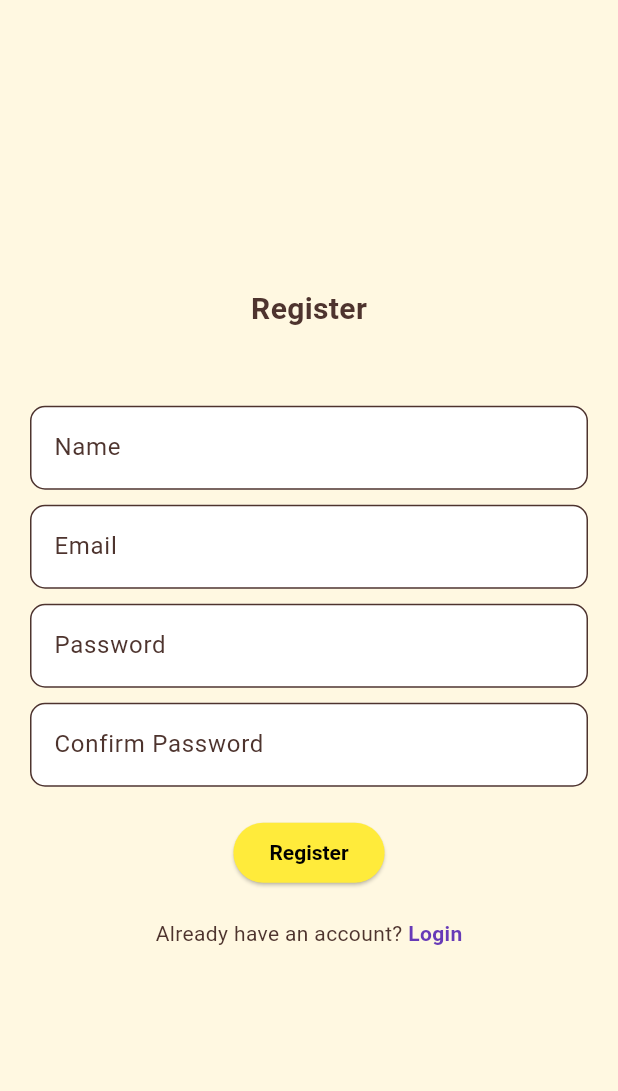
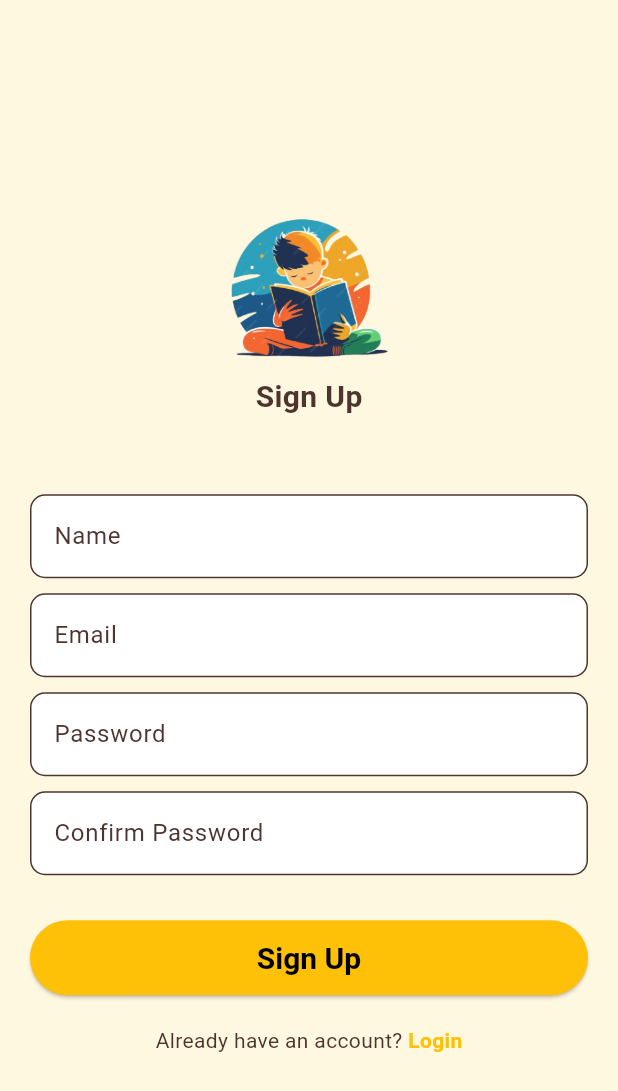
Before and after one commit to JayGandhi1709/Book-Heaven-App, a Flutter app: the screen it shows after launch, after a tap on "Sign Up", on a phone screen of 412 x 824 dp. Shown: the top 1091 px of the screen. Run offline on Flutter 3.47's test engine with Material 3 defaults, Android fonts, the phone set to English and light mode, and no system bars; our stand-ins replace cached_network_image, carousel_slider, dotted_border, file_picker, flutter_svg, get and 3 more; missing offline and left inert: flutter_stripe, flutter_windowmanager, syncfusion_flutter_pdfviewer; network calls fail.

```diff
--- a/lib/screens/admin/dashboard/dashboard_provider.dart
+++ b/lib/screens/admin/dashboard/dashboard_provider.dart
@@ -9,7 +9,7 @@ class DashboardProvider extends GetxController {
 
   void count() async {
     try {
-      final response = await service.get(
+      final response = await service.getMethod(
         endpointUrl: '$subUrl/counts',
       );
       if (response.isOk) {
--- a/lib/screens/admin/dashboard/sells.dart
+++ b/lib/screens/admin/dashboard/sales_screen.dart
@@ -18,7 +18,9 @@ class SalesChart extends StatelessWidget {
         .toList();
 
     return Scaffold(
-      appBar: AppBar(title: const Text('Sales Chart')),
+      appBar: AppBar(
+        title: const Text('Sales Chart'),
+      ),
       body: Column(
         children: [
           const SizedBox(height: 20),
--- a/lib/screens/auth/log_in_screen.dart
+++ b/lib/screens/auth/log_in_screen.dart
@@ -55,6 +55,11 @@ class _LoginScreenState extends State<LoginScreen> {
             child: Column(
               mainAxisAlignment: MainAxisAlignment.center,
               children: [
+                SizedBox(
+                  height: 100,
+                  child: Image.asset("assets/splashlogo.png"),
+                ),
+                const SizedBox(height: 10),
                 const Text(
                   'Book Heaven',
                   style: TextStyle(fontSize: 20, fontWeight: FontWeight.bold),
@@ -77,12 +82,11 @@ class _LoginScreenState extends State<LoginScreen> {
                         onPressed: handleLogin,
                         style: ElevatedButton.styleFrom(
                           minimumSize: const Size(double.infinity, 50),
-                          backgroundColor: Colors.deepPurple,
+                          backgroundColor: context.theme.colorScheme.primary,
                         ),
                         child: const Text(
                           'Log in',
                           style: TextStyle(
-                            color: Colors.white,
                             fontSize: 20,
                           ),
                         ),
@@ -97,10 +101,10 @@ class _LoginScreenState extends State<LoginScreen> {
                       onTap: () {
                         Get.to(() => const SignUpScreen());
                       },
-                      child: const Text(
+                      child: Text(
                         "Sign Up",
                         style: TextStyle(
-                          color: Colors.deepPurple,
+                          color: context.theme.colorScheme.primary,
                           fontWeight: FontWeight.bold,
                         ),
                       ),
--- a/lib/screens/auth/provider/user_controller.dart
+++ b/lib/screens/auth/provider/user_controller.dart
@@ -56,7 +56,7 @@ class UserController extends GetxController {
         "email": email.toLowerCase(),
         "password": password,
       };
-      final response = await service.post(
+      final response = await service.postMethod(
         endpointUrl: '$subUrl/login',
         itemData: loginData,
       );
@@ -120,7 +120,7 @@ class UserController extends GetxController {
         "password": password,
       };
 
-      final response = await service.post(
+      final response = await service.postMethod(
         endpointUrl: '$subUrl/register',
         itemData: user,
       );
@@ -163,7 +163,7 @@ class UserController extends GetxController {
     try {
       prefs = await SharedPreferences.getInstance();
       token = prefs?.getString(USER_TOKEN) ?? "";
-      final response = await service.get(
+      final response = await service.getMethod(
         endpointUrl: '$subUrl/tokenIsValid',
       );
       if (response.isOk) {
--- a/lib/screens/auth/sign_up_screen.dart
+++ b/lib/screens/auth/sign_up_screen.dart
@@ -13,16 +13,12 @@ class SignUpScreen extends StatefulWidget {
 
 class _SignUpScreenState extends State<SignUpScreen> {
   final TextEditingController _namecontroller = TextEditingController(text: "");
-  // TextEditingController(text: "Jay Gandhi");
   final TextEditingController _emailcontroller =
       TextEditingController(text: "");
-  // TextEditingController(text: "gandhijay126@gmail.com");
   final TextEditingController _passwordcontroller =
       TextEditingController(text: "");
-  // TextEditingController(text: "12345678");
   final TextEditingController _confirmPasswordcontroller =
       TextEditingController(text: "");
-  // TextEditingController(text: "12345678");
   final GlobalKey<FormState> _formKey = GlobalKey<FormState>();
 
   bool _isLoading = false;
@@ -39,6 +35,14 @@ class _SignUpScreenState extends State<SignUpScreen> {
   Widget build(BuildContext context) {
     return Scaffold(
       body: SafeArea(
+        child: LayoutBuilder(
+          builder: (context, constraints) {
+            return SingleChildScrollView(
+              child: ConstrainedBox(
+                constraints: BoxConstraints(
+                  minHeight: constraints.maxHeight,
+                ),
+                child: IntrinsicHeight(
                   child: Padding(
                     padding: const EdgeInsets.symmetric(horizontal: 20),
                     child: Form(
@@ -46,9 +50,16 @@ class _SignUpScreenState extends State<SignUpScreen> {
                       child: Column(
                         mainAxisAlignment: MainAxisAlignment.center,
                         children: [
+                          const SizedBox(height: 40),
+                          SizedBox(
+                            height: 100,
+                            child: Image.asset("assets/splashlogo.png"),
+                          ),
+                          const SizedBox(height: 10),
                           const Text(
-                  'Register',
-                  style: TextStyle(fontSize: 20, fontWeight: FontWeight.bold),
+                            'Sign Up',
+                            style: TextStyle(
+                                fontSize: 20, fontWeight: FontWeight.bold),
                           ),
                           const SizedBox(height: 50),
                           CustomTextField(
@@ -72,10 +83,16 @@ class _SignUpScreenState extends State<SignUpScreen> {
                             controller: _confirmPasswordcontroller,
                             obscureText: true,
                           ),
-                const SizedBox(height: 20),
+                          const SizedBox(height: 30),
                           _isLoading
                               ? const CircularProgressIndicator.adaptive()
                               : ElevatedButton(
+                                  style: ElevatedButton.styleFrom(
+                                    minimumSize:
+                                        const Size(double.infinity, 50),
+                                    backgroundColor:
+                                        context.theme.colorScheme.primary,
+                                  ),
                                   onPressed: () {
                                     setState(() {
                                       _isLoading = true;
@@ -83,26 +100,35 @@ class _SignUpScreenState extends State<SignUpScreen> {
                                     if (_formKey.currentState!.validate()) {
                                       if (_passwordcontroller.text !=
                                           _confirmPasswordcontroller.text) {
-                              showSnackBar(
-                                  "Passwords do not match!", MsgType.error);
+                                        showSnackBar("Passwords do not match!",
+                                            MsgType.error);
+                                        setState(() {
+                                          _isLoading = false;
+                                        });
                                         return;
                                       }
                                       context.userController.register(
                                         name: _namecontroller.text,
                                         email: _emailcontroller.text.trim(),
-                              password: _passwordcontroller.text.trim(),
+                                        password:
+                                            _passwordcontroller.text.trim(),
                                       );
                                     }
-                          Future.delayed(const Duration(seconds: 2), () {
+                                    Future.delayed(const Duration(seconds: 2),
+                                        () {
                                       setState(() {
                                         _isLoading = false;
                                       });
                                       Get.back();
                                     });
                                   },
-                        child: const Text('Register'),
+                                  child: const Text(
+                                    'Sign Up',
+                                    style: TextStyle(
+                                      fontSize: 20,
                                     ),
-                // dont haven't account by not using Row
+                                  ),
+                                ),
                           const SizedBox(height: 20),
                           Row(
                             mainAxisAlignment: MainAxisAlignment.center,
@@ -112,52 +138,27 @@ class _SignUpScreenState extends State<SignUpScreen> {
                                 onTap: () {
                                   Get.back();
                                 },
-                      child: const Text(
+                                child: Text(
                                   "Login",
                                   style: TextStyle(
-                          color: Colors.deepPurple,
+                                    color: context.theme.colorScheme.primary,
                                     fontWeight: FontWeight.bold,
                                   ),
                                 ),
                               ),
                             ],
                           ),
+                          const SizedBox(height: 20),
                         ],
                       ),
                     ),
                   ),
                 ),
+              ),
+            );
+          },
+        ),
+      ),
     );
   }
 }
-
-// class CustomTextField extends StatelessWidget {
-//   const CustomTextField({
-//     super.key,
-//     required this.labelText,
-//     required this.controller,
-//     this.obscureText = false,
-//   });
-
-//   final String labelText;
-//   final TextEditingController controller;
-//   final bool obscureText;
-
-//   @override
-//   Widget build(BuildContext context) {
-//     return TextFormField(
-//       controller: controller,
-//       obscureText: obscureText,
-//       decoration: InputDecoration(
-//         labelText: labelText,
-//         hintText: 'Enter your $labelText',
-//       ),
-//       validator: (value) {
-//         if (value == null || value.isEmpty) {
-//           return 'Please enter your $labelText';
-//         }
-//         return null;
-//       },
-//     );
-//   }
-// }
--- a/lib/screens/user/profile/profile_screen.dart
+++ b/lib/screens/user/profile/profile_screen.dart
@@ -56,7 +56,7 @@ class _ProfileScreenState extends State<ProfileScreen> {
               // context.themeController.toggleTheme();
               setState(() {});
             },
-            icon: Icon(Get.isDarkMode ? Icons.light_mode : Icons.dark_mode),
+            icon: Icon(Get.isDarkMode ? Icons.dark_mode : Icons.light_mode),
           ),
           // ElevatedButton(
           //   onPressed: () {
--- a/lib/services/http_services.dart
+++ b/lib/services/http_services.dart
@@ -1,15 +1,20 @@
 import 'dart:convert';
 import 'dart:developer';
+import 'dart:io';
 import 'package:get/get_connect.dart';
 import 'package:get/get.dart';
 import 'package:shared_preferences/shared_preferences.dart';
 
 import '../utility/constants.dart';
 
-class HttpService {
+class HttpService extends GetConnect {
   final String baseUrl = MAIN_URL;
 
-  Future<Response> get({required String endpointUrl}) async {
+  HttpService() {
+    httpClient.timeout = const Duration(seconds: 30);
+  }
+
+  Future<Response> getMethod({required String endpointUrl}) async {
     try {
       log("$baseUrl/$endpointUrl");
       final prefs = await SharedPreferences.getInstance();
@@ -23,7 +28,7 @@ class HttpService {
     }
   }
 
-  Future<Response> getById(
+  Future<Response> getByIdMethod(
       {required String endpointUrl, required dynamic itemData}) async {
     try {
       log("$baseUrl/$endpointUrl");
@@ -38,7 +43,7 @@ class HttpService {
     }
   }
 
-  Future<Response> post(
+  Future<Response> postMethod(
       {required String endpointUrl, required dynamic itemData}) async {
     try {
       // showSnackBar("$baseUrl/$endpointUrl", MsgType.warning);
@@ -58,7 +63,7 @@ class HttpService {
     }
   }
 
-  Future<Response> putById(
+  Future<Response> putByIdMethod(
       {required String endpointUrl,
       required String itemId,
       required dynamic itemData}) async {
@@ -73,7 +78,7 @@ class HttpService {
     }
   }
 
-  Future<Response> put(
+  Future<Response> putMethod(
       {required String endpointUrl, required dynamic itemData}) async {
     try {
       final prefs = await SharedPreferences.getInstance();
@@ -86,7 +91,7 @@ class HttpService {
     }
   }
 
-  Future<Response> delete(
+  Future<Response> deleteMethod(
       {required String endpointUrl, required String itemId}) async {
     try {
       final prefs = await SharedPreferences.getInstance();
```
Also changed, not shown: lib/core/data_provider.dart (+4 -3 lines), lib/screens/admin/book/add_book_screen.dart (+25 -14 lines), lib/screens/admin/book/book_controller.dart (+12 -15 lines), lib/screens/admin/carousel/carousel_controller.dart (+4 -4 lines), lib/screens/admin/dashboard/dashboard_screen.dart (+78 -46 lines), lib/screens/user/address/address_controller.dart (+4 -4 lines), lib/screens/user/order/order_controller.dart (+16 -17 lines). Lines whose indentation alone changed are shown as unchanged.
